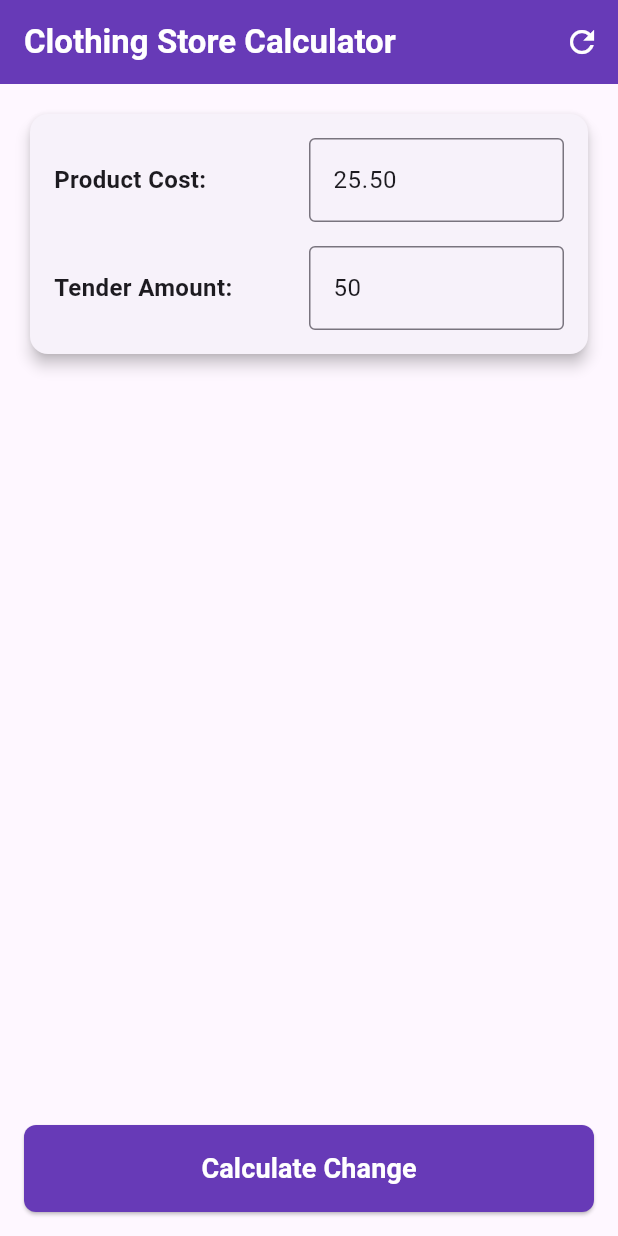
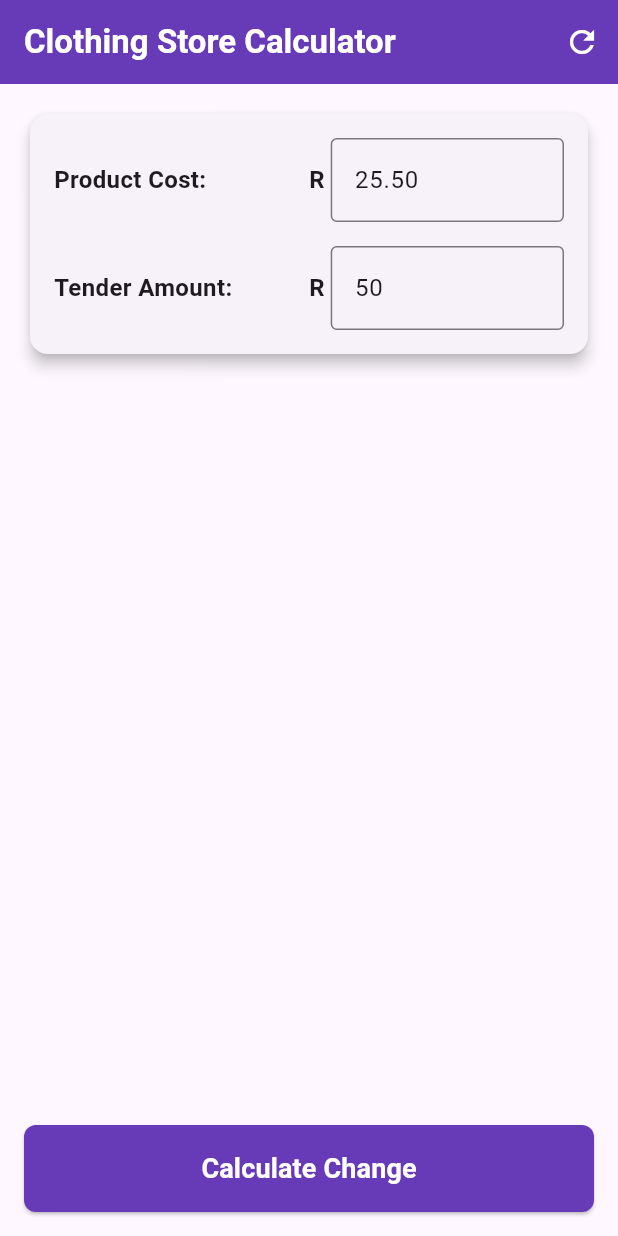
Before and after one commit to EmilioCarreiraOWI/EmilioCarreira-CoinDespenser, a Flutter app: the screen it shows after launch, on a phone screen of 412 x 824 dp. Run offline on Flutter 3.47's test engine with Material 3 defaults, Android fonts, the phone set to English and light mode, and no system bars; our stand-ins replace bloc, equatable, flutter_bloc, get_it.

Commit message:
final touch with UI and added 50c and 20c

```diff
--- a/coin_despenser/lib/ui/simple_calc_view.dart
+++ b/coin_despenser/lib/ui/simple_calc_view.dart
@@ -54,12 +54,23 @@ class SimpleCalcView extends StatelessWidget {
                                 ),
                               ),
                               Expanded(
+                                child: Row(
+                                  children: [
+                                    Text(
+                                      'R',
+                                      style: TextStyle(fontSize: 16, fontWeight: FontWeight.bold),
+                                    ),
+                                    SizedBox(width: 4), // Add some spacing between "R" and the TextField
+                                    Expanded(
                                       child: TextField(
                                         controller: _costController,
                                         decoration: InputDecoration(
                                           border: OutlineInputBorder(),
                                           hintText: 'Enter cost',
                                         ),
+                                      ),
+                                    ),
+                                  ],
                                 ),
                               ),
                             ],
@@ -74,12 +85,23 @@ class SimpleCalcView extends StatelessWidget {
                                 ),
                               ),
                               Expanded(
+                                child: Row(
+                                  children: [
+                                    Text(
+                                      'R',
+                                      style: TextStyle(fontSize: 16, fontWeight: FontWeight.bold),
+                                    ),
+                                    SizedBox(width: 4), // Add some spacing between "R" and the TextField
+                                    Expanded(
                                       child: TextField(
                                         controller: _tenderController,
                                         decoration: InputDecoration(
                                           border: OutlineInputBorder(),
                                           hintText: 'Enter tender amount',
                                         ),
+                                      ),
+                                    ),
+                                  ],
                                 ),
                               ),
                             ],
```
Lines whose indentation alone changed are shown as unchanged.
